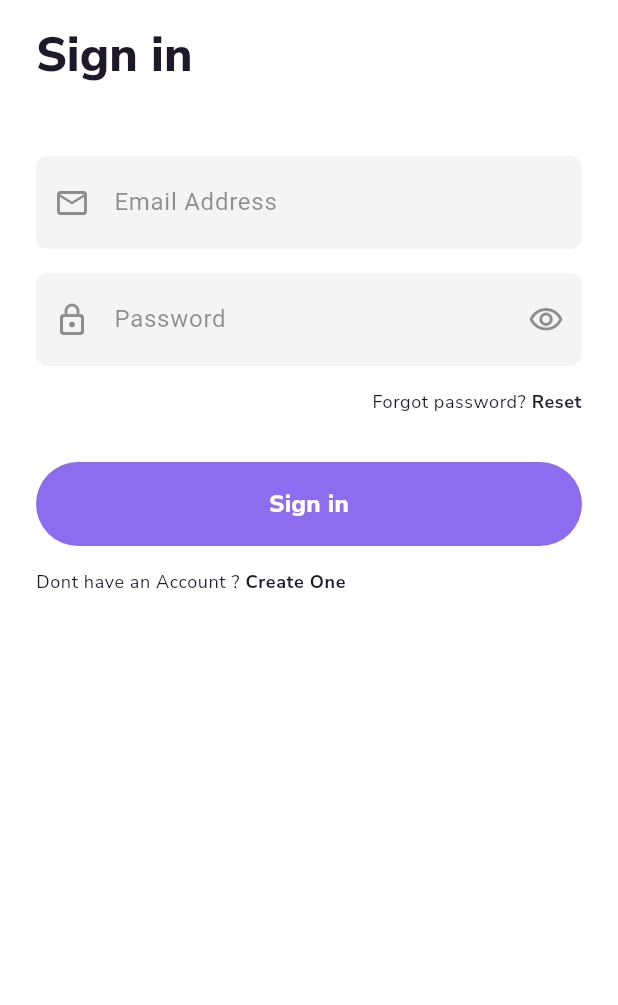
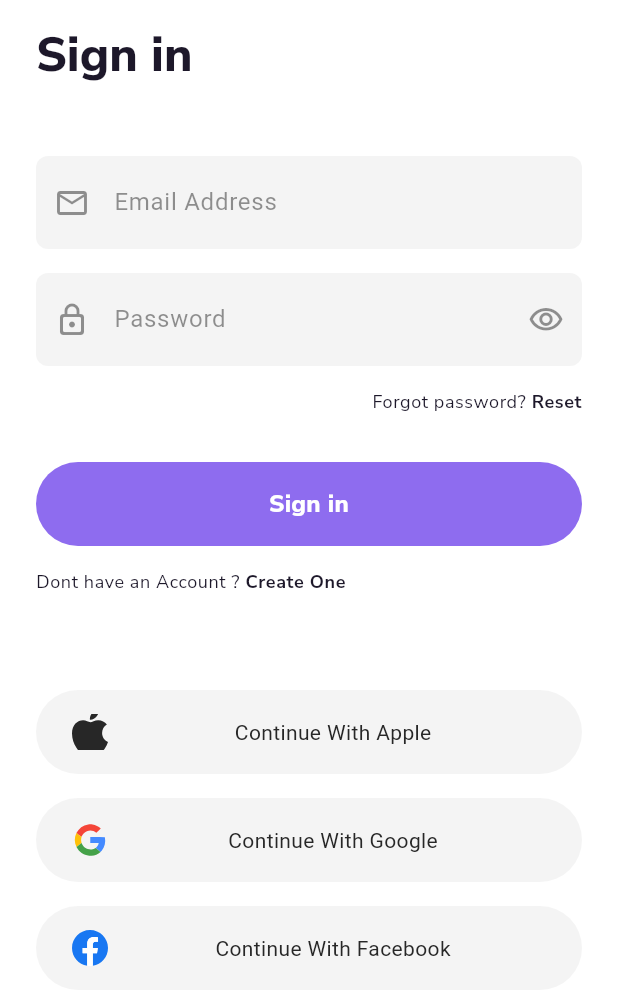
Before and after one commit to Bewizi/Clot-Ecommerce-, a Flutter app: the screen it shows after launch, on a phone screen of 412 x 824 dp. Shown: the top 1005 px of the screen. Run offline on Flutter 3.47's test engine with Material 3 defaults, Android fonts, the phone set to English and light mode, and no system bars; our stand-ins replace bloc, device_preview, flutter_bloc, flutter_svg, go_router, google_fonts; generated files the repository leaves out were written again.

Commit message:
feat: add social sign-in options to SignIn screen
- Implement `buildSignInOptions` helper method to create standardized social login buttons.
- Add "Continue With Apple", "Continue With Google", and "Continue With Facebook" buttons to the `SignIn` page.
- Import `flutter_svg` and `AppSvg` to display social platform icons.
- Apply consistent styling to sign-in options including a 100-pixel border radius and themed background color.

```diff
--- a/lib/features/auth/presentation/pages/signin/signin.dart
+++ b/lib/features/auth/presentation/pages/signin/signin.dart
@@ -6,9 +6,11 @@ import 'package:clot/core/ui/components/layouts/app_scaffold.dart';
 import 'package:clot/core/ui/extensions/app_color_extension.dart';
 import 'package:clot/core/ui/extensions/app_spacing_extension.dart';
 import 'package:clot/core/ui/extensions/app_theme_extension.dart';
+import 'package:clot/core/variables/app_svg.dart';
 import 'package:clot/features/auth/presentation/pages/forgot_password/forgot_password.dart';
 import 'package:flutter/gestures.dart';
 import 'package:flutter/material.dart';
+import 'package:flutter_svg/flutter_svg.dart';
 import 'package:go_router/go_router.dart';
 
 class SignIn extends StatefulWidget {
@@ -138,8 +140,72 @@ class _SignInState extends State<SignIn> {
               ],
             ),
           ),
+
+          64.verticalSpacing,
+
+          buildSignInOptions(
+            context,
+            () {},
+            'Continue With Apple',
+            AppSvg.kAppleIcon,
+          ),
+          16.verticalSpacing,
+          buildSignInOptions(
+            context,
+            () {},
+            'Continue With Google',
+            AppSvg.kGoogleIcon,
+          ),
+          16.verticalSpacing,
+          buildSignInOptions(
+            context,
+            () {},
+            'Continue With Facebook',
+            AppSvg.kFaceBookIcon,
+          ),
         ],
       ),
     );
   }
+
+  Widget buildSignInOptions(
+    BuildContext context,
+    VoidCallback? onTap,
+    String text,
+    String icon,
+  ) {
+    return Column(
+      children: [
+        GestureDetector(
+          onTap: onTap,
+          child: Container(
+            padding: const EdgeInsets.symmetric(vertical: 16, horizontal: 24),
+            width: double.infinity,
+            decoration: BoxDecoration(
+              color: Theme.of(context).colorScheme.bgColor,
+              borderRadius: BorderRadius.circular(100),
+            ),
+            child: Row(
+              children: [
+                SvgPicture.asset(
+                  icon,
+                  fit: BoxFit.cover,
+                  width: 24,
+                  height: 24,
+                ),
+                8.horizontalSpacing,
+                Expanded(
+                  child: Center(
+                    child: AppText(
+                      text,
+                    ),
+                  ),
+                ),
+              ],
+            ),
+          ),
+        ),
+      ],
+    );
+  }
 }
```
